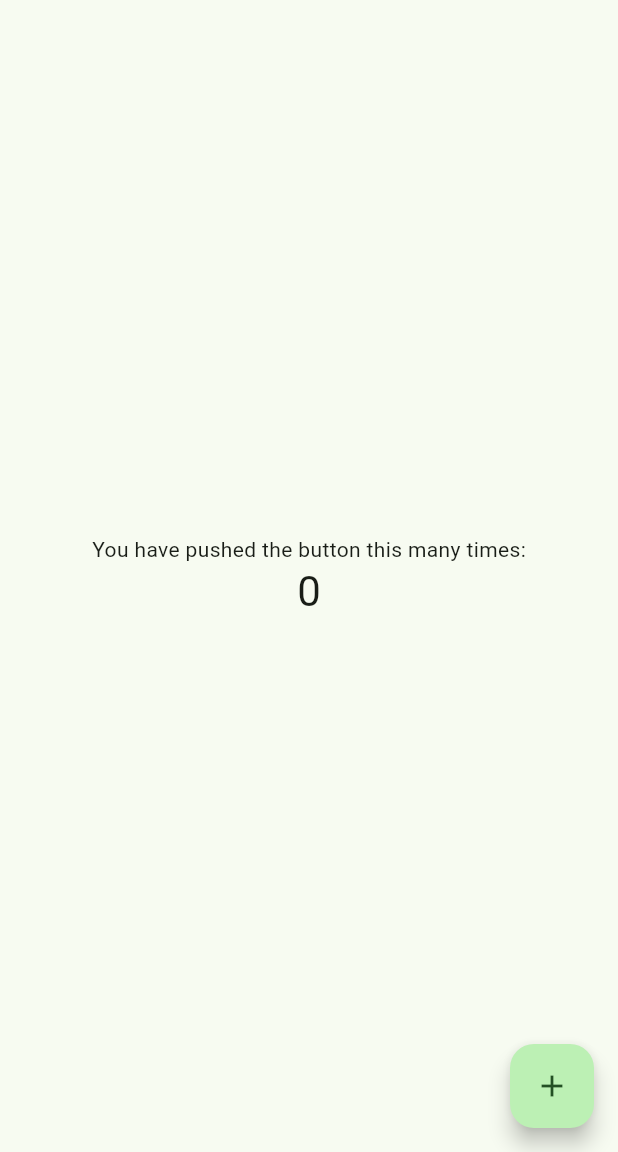
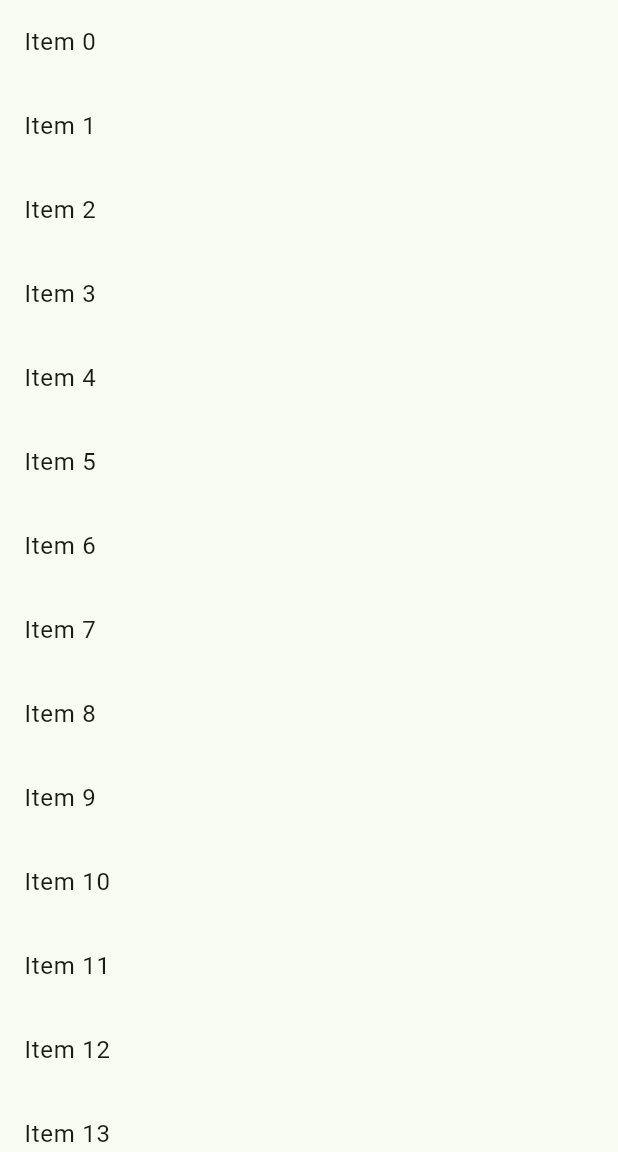
Before and after one commit to jorenvdkaxxes/flutter-workshop-2025, a Flutter app: the screen it shows after launch, on a phone screen of 412 x 824 dp, the part 84-1236 px from its top. Run offline on Flutter 3.47's test engine with Material 3 defaults, Android fonts, the phone set to English and light mode, and no system bars.

Commit message:
Updated the app + added tasks and launch settings

```diff
--- a/simply_lifestyle_app/lib/main.dart
+++ b/simply_lifestyle_app/lib/main.dart
@@ -8,27 +8,11 @@ void main() {
 class MyApp extends StatelessWidget {
   const MyApp({super.key});
 
-  // This widget is the root of your application.
   @override
   Widget build(BuildContext context) {
     return MaterialApp(
       title: 'Flutter Demo',
       theme: ThemeData(
-        // This is the theme of your application.
-        //
-        // TRY THIS: Try running your application with "flutter run". You'll see
-        // the application has a purple toolbar. Then, without quitting the app,
-        // try changing the seedColor in the colorScheme below to Colors.green
-        // and then invoke "hot reload" (save your changes or press the "hot
-        // reload" button in a Flutter-supported IDE, or press "r" if you used
-        // the command line to start the app).
-        //
-        // Notice that the counter didn't reset back to zero; the application
-        // state is not lost during the reload. To reset the state, use hot
-        // restart instead.
-        //
-        // This works for code too, not just values: Most code changes can be
-        // tested with just a hot reload.
         colorScheme: ColorScheme.fromSeed(seedColor: Colors.green),
         useMaterial3: true,
       ),
@@ -39,15 +23,6 @@ class MyApp extends StatelessWidget {
 
 class MyHomePage extends StatefulWidget {
   const MyHomePage({super.key, required this.title});
-
-  // This widget is the home page of your application. It is stateful, meaning
-  // that it has a State object (defined below) that contains fields that affect
-  // how it looks.
-
-  // This class is the configuration for the state. It holds the values (in this
-  // case the title) provided by the parent (in this case the App widget) and
-  // used by the build method of the State. Fields in a Widget subclass are
-  // always marked "final".
 
   final String title;
 
@@ -70,21 +45,9 @@ class _MyHomePageState extends State<MyHomePage> {
 
   @override
   Widget build(BuildContext context) {
-
-    // This method is rerun every time setState is called, for instance as done
-    // by the _incrementCounter method above.
-    //
-    // The Flutter framework has been optimized to make rerunning build methods
-    // fast, so that you can just rebuild anything that needs updating rather
-    // than having to individually change instances of widgets.
     return Scaffold(
       appBar: AppBar(
-        // TRY THIS: Try changing the color here to a specific color (to
-        // Colors.amber, perhaps?) and trigger a hot reload to see the AppBar
-        // change color while the other colors stay the same.
         backgroundColor: Theme.of(context).colorScheme.inversePrimary,
-        // Here we take the value from the MyHomePage object that was created by
-        // the App.build method, and use it to set our appbar title.
         title: Text(widget.title),
         leading: Builder(
           builder: (context) {
@@ -101,11 +64,7 @@ class _MyHomePageState extends State<MyHomePage> {
         child: _widgetOptions[_selectedIndex],
       ),
       drawer: Drawer(
-        // Add a ListView to the drawer. This ensures the user can scroll
-        // through the options in the drawer if there isn't enough vertical
-        // space to fit everything.
         child: ListView(
-          // Important: Remove any padding from the ListView.
           padding: EdgeInsets.zero,
           children: [
             const DrawerHeader(
@@ -118,15 +77,13 @@ class _MyHomePageState extends State<MyHomePage> {
               title: const Text('Products'),
               selected: _selectedIndex == 0,
               onTap: () {
-                // Update the state of the app
                 _onItemTapped(0);
-                // Then close the drawer
                 Navigator.pop(context);
               },
             ),
           ],
         ),
-      ), // This trailing comma makes auto-formatting nicer for build methods.
+      ),
     );
   }
 }
--- a/simply_lifestyle_app/lib/pages/products_page/products_page.dart
+++ b/simply_lifestyle_app/lib/pages/products_page/products_page.dart
@@ -2,15 +2,6 @@ import 'package:flutter/material.dart';
 
 class ProductsPage extends StatefulWidget {
   const ProductsPage({super.key, required this.title});
-
-  // This widget is the home page of your application. It is stateful, meaning
-  // that it has a State object (defined below) that contains fields that affect
-  // how it looks.
-
-  // This class is the configuration for the state. It holds the values (in this
-  // case the title) provided by the parent (in this case the App widget) and
-  // used by the build method of the State. Fields in a Widget subclass are
-  // always marked "final".
 
   final String title;
 
@@ -19,62 +10,20 @@ class ProductsPage extends StatefulWidget {
 }
 
 class _ProductsPageState extends State<ProductsPage> {
-  int _counter = 0;
-
-  void _incrementCounter() {
-    setState(() {
-      // This call to setState tells the Flutter framework that something has
-      // changed in this State, which causes it to rerun the build method below
-      // so that the display can reflect the updated values. If we changed
-      // _counter without calling setState(), then the build method would not be
-      // called again, and so nothing would appear to happen.
-      _counter++;
-    });
-  }
+  final List<String> items = List<String>.generate(10000, (i) => 'Item $i');
 
   @override
   Widget build(BuildContext context) {
-    // This method is rerun every time setState is called, for instance as done
-    // by the _incrementCounter method above.
-    //
-    // The Flutter framework has been optimized to make rerunning build methods
-    // fast, so that you can just rebuild anything that needs updating rather
-    // than having to individually change instances of widgets.
-    return Scaffold(
-      body: Center(
-        // Center is a layout widget. It takes a single child and positions it
-        // in the middle of the parent.
-        child: Column(
-          // Column is also a layout widget. It takes a list of children and
-          // arranges them vertically. By default, it sizes itself to fit its
-          // children horizontally, and tries to be as tall as its parent.
-          //
-          // Column has various properties to control how it sizes itself and
-          // how it positions its children. Here we use mainAxisAlignment to
-          // center the children vertically; the main axis here is the vertical
-          // axis because Columns are vertical (the cross axis would be
-          // horizontal).
-          //
-          // TRY THIS: Invoke "debug painting" (choose the "Toggle Debug Paint"
-          // action in the IDE, or press "p" in the console), to see the
-          // wireframe for each widget.
-          mainAxisAlignment: MainAxisAlignment.center,
-          children: <Widget>[
-            const Text(
-              'You have pushed the button this many times:',
-            ),
-            Text(
-              '$_counter',
-              style: Theme.of(context).textTheme.headlineMedium,
-            ),
-          ],
-        ),
+    return ListView.builder(
+      itemCount: items.length,
+      prototypeItem: ListTile(
+        title: Text(items.first),
       ),
-      floatingActionButton: FloatingActionButton(
-        onPressed: _incrementCounter,
-        tooltip: 'Increment',
-        child: const Icon(Icons.add),
-      ), // This trailing comma makes auto-formatting nicer for build methods.
+      itemBuilder: (context, index) {
+        return ListTile(
+          title: Text(items[index]),
+        );
+      },
     );
   }
 }
```
